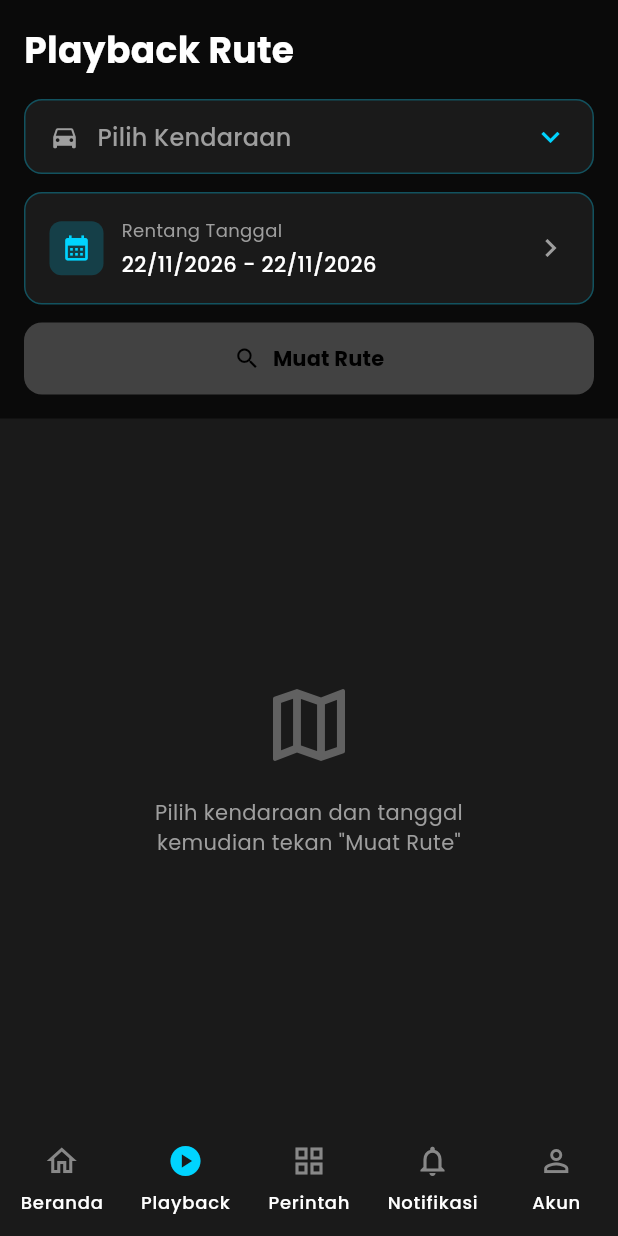
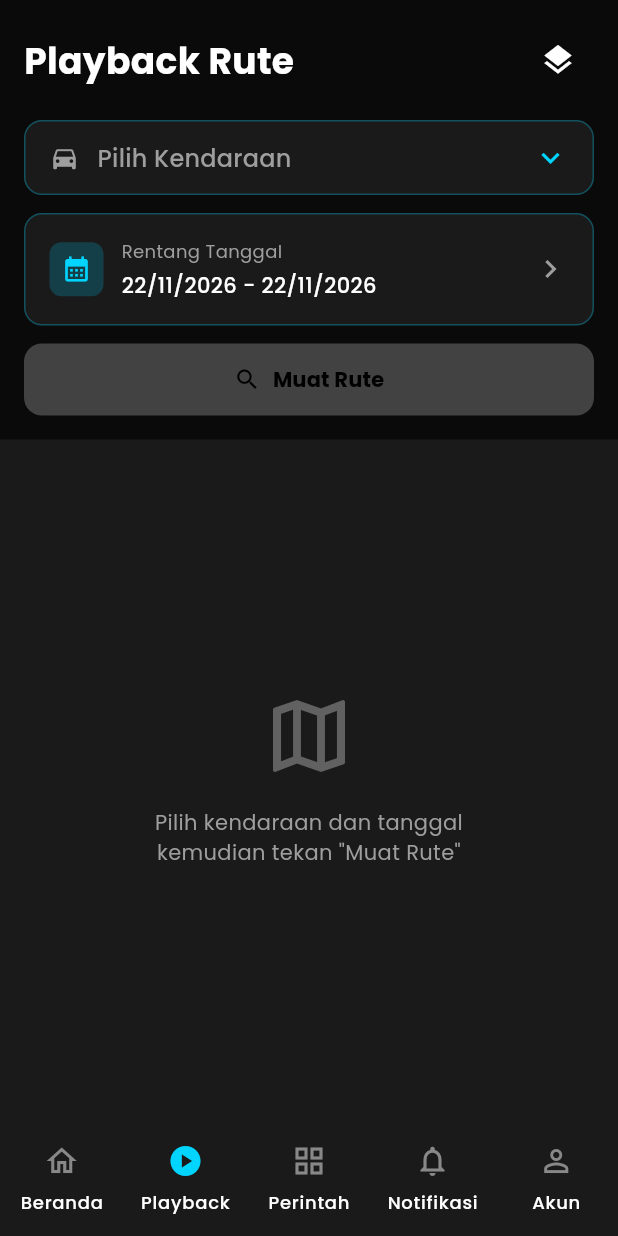
Before and after one commit to tarmizy/topan_tracking, a Flutter app: the HomeView screen opened by its route, item 2 of the bottom bar chosen, on a phone screen of 412 x 824 dp. Run offline on Flutter 3.47's test engine with Material 3 defaults, Android fonts, the phone set to English and light mode, and no system bars; our stand-ins replace flutter_map, get, google_fonts, latlong2, shared_preferences; accounts and stored records are empty; network calls fail.

Commit message:
Fix map provider selection in Playback

```diff
--- /dev/null
+++ b/lib/app/core/utils/map_provider.dart
@@ -0,0 +1,41 @@
+enum MapProvider {
+  locationIQ,
+  openStreetMap,
+  cartoDark,
+  cartoLight;
+
+  static const String locationIQToken = 'pk.b5498eed1aef9d81027b4c3ff2032802';
+
+  String get tileUrl {
+    switch (this) {
+      case MapProvider.locationIQ:
+        return 'https://tiles.locationiq.com/v3/streets/r/{z}/{x}/{y}.png?key=$locationIQToken';
+      case MapProvider.openStreetMap:
+        return 'https://tile.openstreetmap.org/{z}/{x}/{y}.png';
+      case MapProvider.cartoDark:
+        return 'https://basemaps.cartocdn.com/dark_all/{z}/{x}/{y}.png';
+      case MapProvider.cartoLight:
+        return 'https://basemaps.cartocdn.com/light_all/{z}/{x}/{y}.png';
+    }
+  }
+
+  String get label {
+    switch (this) {
+      case MapProvider.locationIQ:
+        return 'LocationIQ';
+      case MapProvider.openStreetMap:
+        return 'OpenStreetMap';
+      case MapProvider.cartoDark:
+        return 'Carto Dark';
+      case MapProvider.cartoLight:
+        return 'Carto Light';
+    }
+  }
+
+  String get attribution => switch (this) {
+    MapProvider.locationIQ => 'OpenStreetMap contributors, LocationIQ',
+    MapProvider.openStreetMap => 'OpenStreetMap contributors',
+    MapProvider.cartoDark || MapProvider.cartoLight =>
+      'OpenStreetMap contributors, CARTO',
+  };
+}
--- a/lib/app/modules/home/home_controller.dart
+++ b/lib/app/modules/home/home_controller.dart
@@ -3,13 +3,12 @@ import 'package:get/get.dart';
 import 'package:flutter_map/flutter_map.dart';
 import 'package:latlong2/latlong.dart' as latlong;
 import 'package:url_launcher/url_launcher.dart';
+import '../../core/utils/map_provider.dart';
 import '../../data/models/traccar_models.dart';
 import '../../data/services/vehicle_service.dart';
 import '../../data/services/traccar_api_service.dart';
 import '../../data/services/session_service.dart';
 import '../../routes/app_pages.dart';
-
-enum MapProvider { locationIQ, openStreetMap, cartoDark, cartoLight }
 
 class HomeController extends GetxController {
   late final VehicleService _vehicleService;
@@ -20,9 +19,6 @@ class HomeController extends GetxController {
   final isLoading = false.obs;
   final isMapLoaded = true.obs;
   final selectedMapProvider = MapProvider.locationIQ.obs;
-
-  // LocationIQ Access Token
-  static const String locationIQToken = 'pk.b5498eed1aef9d81027b4c3ff2032802';
 
   // Traccar data
   RxList<TraccarDevice> get devices => _vehicleService.devices;
@@ -78,32 +74,7 @@ class HomeController extends GetxController {
     _vehicleService.loadTripHistory();
   }
 
-  // Map tile URLs
-  String get currentTileUrl {
-    switch (selectedMapProvider.value) {
-      case MapProvider.locationIQ:
-        return 'https://tiles.locationiq.com/v3/streets/r/{z}/{x}/{y}.png?key=$locationIQToken';
-      case MapProvider.openStreetMap:
-        return 'https://tile.openstreetmap.org/{z}/{x}/{y}.png';
-      case MapProvider.cartoDark:
-        return 'https://basemaps.cartocdn.com/dark_all/{z}/{x}/{y}.png';
-      case MapProvider.cartoLight:
-        return 'https://basemaps.cartocdn.com/light_all/{z}/{x}/{y}.png';
-    }
-  }
-
-  String getMapProviderName(MapProvider provider) {
-    switch (provider) {
-      case MapProvider.locationIQ:
-        return 'LocationIQ';
-      case MapProvider.openStreetMap:
-        return 'OpenStreetMap';
-      case MapProvider.cartoDark:
-        return 'Carto Dark';
-      case MapProvider.cartoLight:
-        return 'Carto Light';
-    }
-  }
+  String get currentTileUrl => selectedMapProvider.value.tileUrl;
 
   @override
   void onInit() {
@@ -226,7 +197,7 @@ class HomeController extends GetxController {
                   crossAxisAlignment: CrossAxisAlignment.start,
                   children: [
                     Text(
-                      getMapProviderName(provider),
+                      provider.label,
                       style: const TextStyle(
                         color: Colors.white,
                         fontWeight: FontWeight.w500,
--- a/lib/app/modules/playback/playback_controller.dart
+++ b/lib/app/modules/playback/playback_controller.dart
@@ -3,6 +3,7 @@ import 'package:flutter/material.dart';
 import 'package:get/get.dart';
 import 'package:flutter_map/flutter_map.dart';
 import 'package:latlong2/latlong.dart';
+import '../../core/utils/map_provider.dart';
 import '../../data/models/traccar_models.dart';
 import '../../data/services/traccar_api_service.dart';
 import '../../data/services/vehicle_service.dart';
@@ -12,6 +13,7 @@ class PlaybackController extends GetxController {
   final VehicleService _vehicleService = Get.find<VehicleService>();
 
   final mapController = MapController();
+  final selectedMapProvider = MapProvider.openStreetMap.obs;
 
   // Selected device
   Rxn<TraccarDevice> get selectedDevice => _vehicleService.selectedDevice;
--- a/lib/app/modules/playback/playback_view.dart
+++ b/lib/app/modules/playback/playback_view.dart
@@ -2,6 +2,7 @@ import 'package:flutter/material.dart';
 import 'package:get/get.dart';
 import 'package:flutter_map/flutter_map.dart';
 import 'package:latlong2/latlong.dart';
+import '../../core/utils/map_provider.dart';
 import '../../data/models/traccar_models.dart';
 import 'playback_controller.dart';
 
@@ -37,14 +38,35 @@ class PlaybackView extends GetView<PlaybackController> {
       child: Column(
         crossAxisAlignment: CrossAxisAlignment.start,
         children: [
-          // Title
-          const Text(
+          Row(
+            children: [
+              const Expanded(
+                child: Text(
                   'Playback Rute',
                   style: TextStyle(
                     color: Colors.white,
                     fontSize: 24,
                     fontWeight: FontWeight.bold,
                   ),
+                ),
+              ),
+              Obx(
+                () => PopupMenuButton<MapProvider>(
+                  tooltip: 'Pilih Peta',
+                  icon: const Icon(Icons.layers, color: Colors.white),
+                  initialValue: controller.selectedMapProvider.value,
+                  onSelected: (provider) =>
+                      controller.selectedMapProvider.value = provider,
+                  itemBuilder: (context) => [
+                    for (final provider in MapProvider.values)
+                      PopupMenuItem(
+                        value: provider,
+                        child: Text(provider.label),
+                      ),
+                  ],
+                ),
+              ),
+            ],
           ),
           const SizedBox(height: 16),
 
@@ -236,6 +258,7 @@ class PlaybackView extends GetView<PlaybackController> {
         );
       }
 
+      final mapProvider = controller.selectedMapProvider.value;
       return FlutterMap(
         mapController: controller.mapController,
         options: MapOptions(
@@ -246,9 +269,9 @@ class PlaybackView extends GetView<PlaybackController> {
         ),
         children: [
           TileLayer(
-            urlTemplate:
-                'https://basemaps.cartocdn.com/dark_all/{z}/{x}/{y}.png',
-            userAgentPackageName: 'com.topan.tracking',
+            key: ValueKey(mapProvider),
+            urlTemplate: mapProvider.tileUrl,
+            userAgentPackageName: 'com.topan.topan_tracking',
           ),
 
           // Route polyline
@@ -327,6 +350,7 @@ class PlaybackView extends GetView<PlaybackController> {
                 ),
             ],
           ),
+          SimpleAttributionWidget(source: Text(mapProvider.attribution)),
         ],
       );
     });
```
Lines whose indentation alone changed are shown as unchanged.
